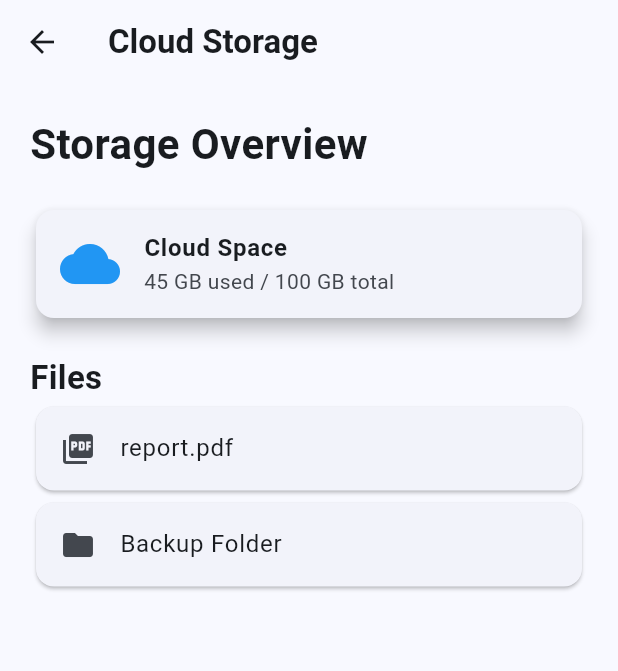
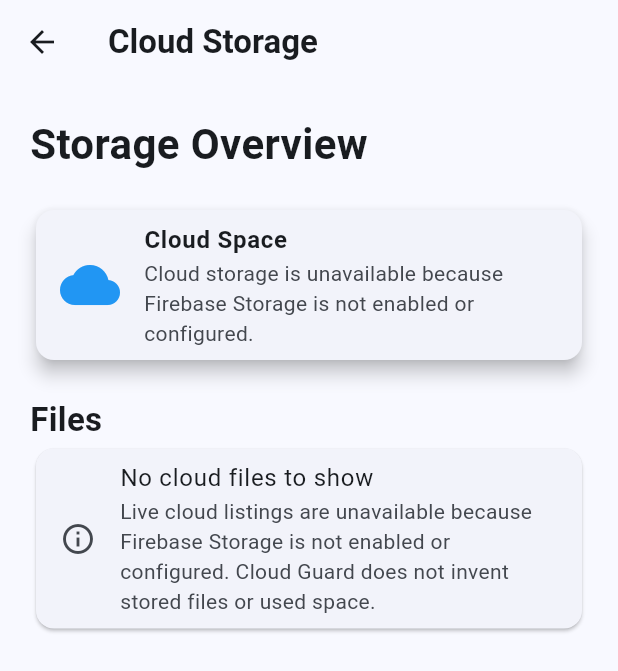
Before and after one commit to arunvishwakarma1307-wq/Cloud-Guard, a Flutter app: the StoragePage screen opened directly, on a phone screen of 412 x 824 dp. Shown: the top 671 px of the screen. Run offline on Flutter 3.47's test engine with Material 3 defaults, Android fonts, the phone set to English and light mode, and no system bars; our stand-ins replace file_picker, firebase_auth, firebase_core; accounts and stored records are empty.

Commit message:
Replace fabricated storage data with honest unavailable states

```diff
--- a/lib/storage_page.dart
+++ b/lib/storage_page.dart
@@ -63,7 +63,7 @@
 
 
                 subtitle: const Text(
-                  "45 GB used / 100 GB total",
+                  "Cloud storage is unavailable because Firebase Storage is not enabled or configured.",
                 ),
 
               ),
@@ -84,16 +84,11 @@
 
             Card(
               child: ListTile(
-                leading: Icon(Icons.picture_as_pdf),
-                title: Text("report.pdf"),
-              ),
-            ),
-
-
-            Card(
-              child: ListTile(
-                leading: Icon(Icons.folder),
-                title: Text("Backup Folder"),
+                leading: const Icon(Icons.info_outline),
+                title: const Text("No cloud files to show"),
+                subtitle: const Text(
+                  "Live cloud listings are unavailable because Firebase Storage is not enabled or configured. Cloud Guard does not invent stored files or used space.",
+                ),
               ),
             ),
 
--- a/lib/upload_page.dart
+++ b/lib/upload_page.dart
@@ -314,13 +314,13 @@
 
               Card(
                 child: ListTile(
-                  leading: const Icon(Icons.picture_as_pdf, color: Colors.red),
+                  leading: const Icon(Icons.info_outline, color: Colors.grey),
 
-                  title: const Text("report.pdf"),
+                  title: const Text("No recent cloud uploads"),
 
-                  subtitle: const Text("Demo file"),
-
-                  trailing: const Icon(Icons.check_circle, color: Colors.green),
+                  subtitle: const Text(
+                    "Live cloud listings and cloud uploads are unavailable because Firebase Storage is not enabled or configured.",
+                  ),
                 ),
               ),
             ],
```
Also changed, not shown: 1 other file.
